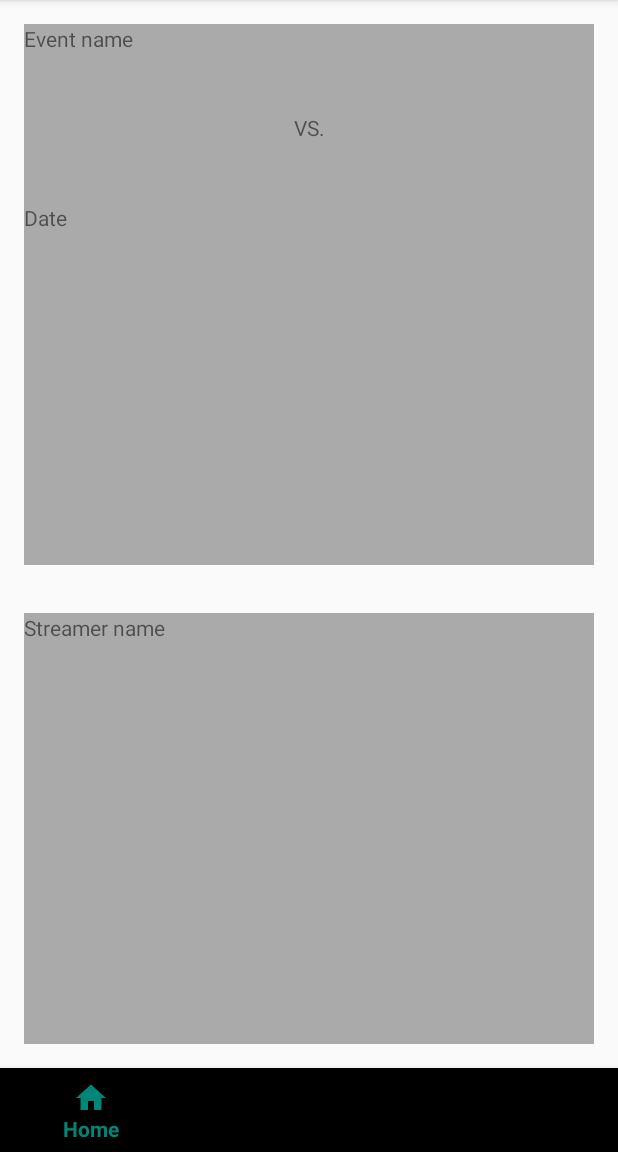
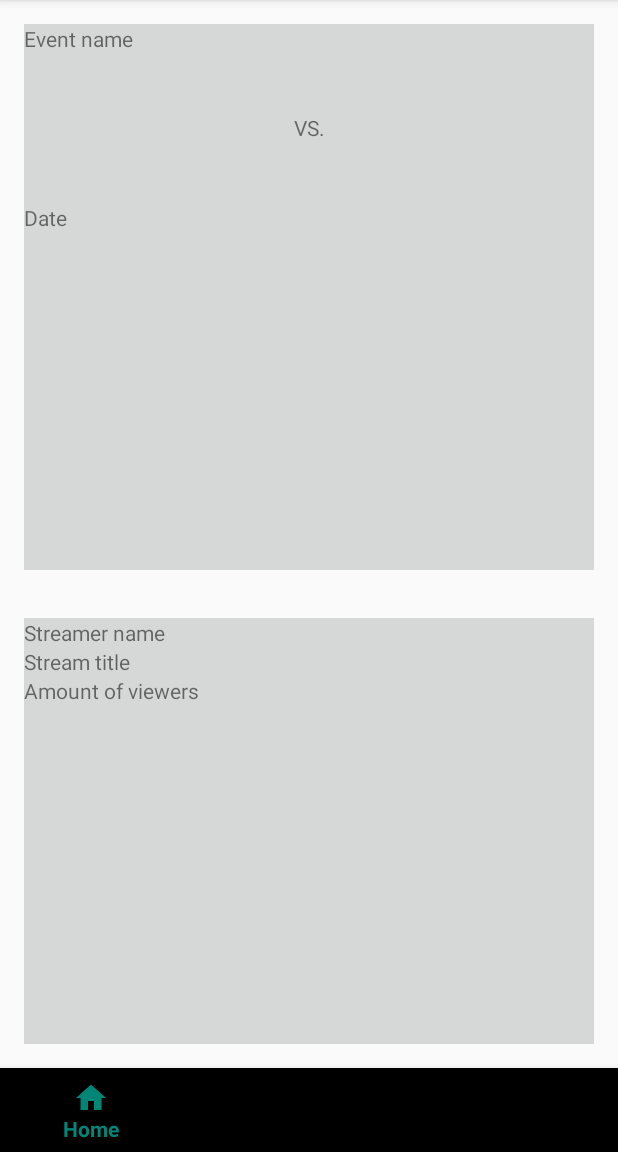
Before and after one commit to 10810765/Programmeerproject, an Android app: the FeaturedFragment screen opened directly, with no data from a screen before it, on a phone screen of 412 x 824 dp, the part 84-1236 px from its top. Run offline under Robolectric (Android 15) with nearby library versions, the phone set to English and light mode, and no system bars; our stand-ins replace Picasso, Volley; network calls fail; pictures from the network do not load; 2 statements that could not run were skipped.

Commit message:
Featured fragment fully functional!

```diff
--- a/app/src/main/res/layout/fragment_featured.xml
+++ b/app/src/main/res/layout/fragment_featured.xml
@@ -7,11 +7,20 @@
     android:orientation="vertical">
 
     <LinearLayout
+        android:id="@+id/backgroundColorMatch"
         android:layout_width="match_parent"
-        android:layout_height="132dp"
+        android:layout_height="wrap_content"
         android:layout_margin="16dp"
         android:layout_weight="1"
-        android:background="@android:color/darker_gray">
+        android:background="?attr/colorButtonNormal">
+
+        <LinearLayout
+            android:id="@+id/matchClickable"
+            android:layout_width="match_parent"
+            android:layout_height="match_parent"
+            android:background="?android:attr/selectableItemBackground"
+            android:clickable="true"
+            android:orientation="horizontal">
 
             <LinearLayout
                 android:layout_width="match_parent"
@@ -66,15 +75,25 @@
                 </LinearLayout>
 
             </LinearLayout>
+        </LinearLayout>
 
     </LinearLayout>
 
     <LinearLayout
+        android:id="@+id/backgroundColorStream"
         android:layout_width="match_parent"
         android:layout_height="wrap_content"
         android:layout_margin="16dp"
         android:layout_weight="1"
-        android:background="@android:color/darker_gray">
+        android:background="?android:attr/colorButtonNormal">
+
+        <LinearLayout
+            android:id="@+id/streamClickable"
+            android:layout_width="match_parent"
+            android:layout_height="match_parent"
+            android:background="?android:attr/selectableItemBackground"
+            android:clickable="true"
+            android:orientation="horizontal">
 
             <LinearLayout
                 android:layout_width="match_parent"
@@ -90,7 +109,7 @@
                 <ImageView
                     android:id="@+id/previewImage"
                     android:layout_width="match_parent"
-                android:layout_height="match_parent"
+                    android:layout_height="wrap_content"
                     tools:srcCompat="@tools:sample/avatars" />
 
                 <TextView
@@ -106,6 +125,7 @@
                     android:text="Amount of viewers" />
 
             </LinearLayout>
+        </LinearLayout>
 
     </LinearLayout>
 
```
Also changed, not shown: app/src/main/java/com/example/marijn/esportsapp/FeaturedFragment.java (+52 -1 lines). Lines whose indentation alone changed are shown as unchanged.
